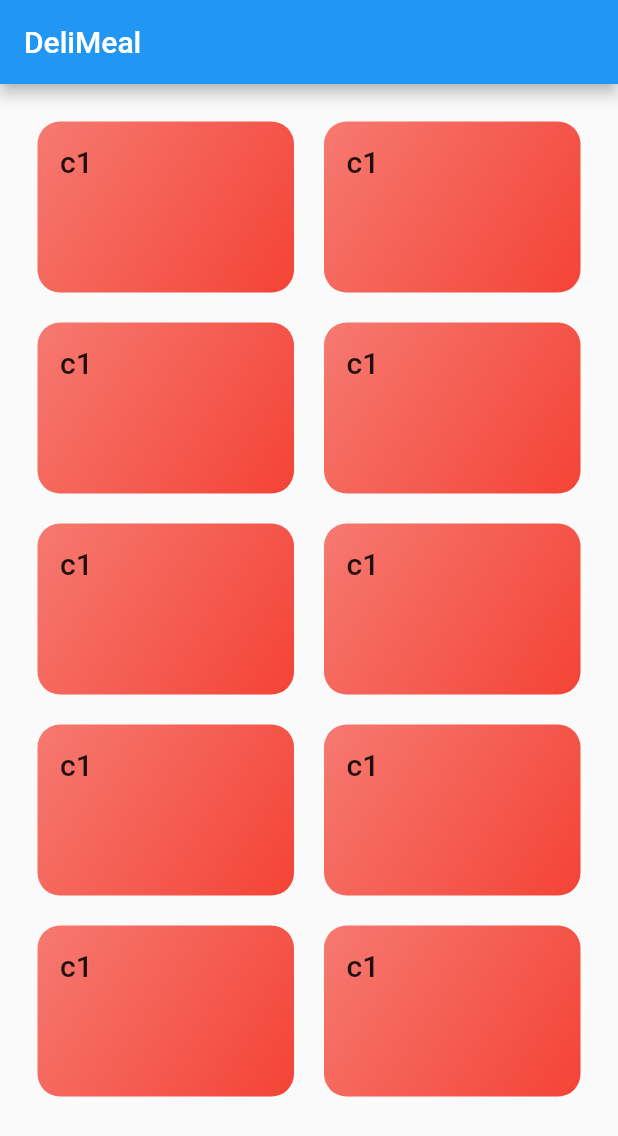
After one commit to offlineprogrammer/kidztokenz_app, a Flutter app: the KidzScreen screen opened directly, on a phone screen of 412 x 824 dp. The commit adds this screen. Shown: the top 1136 px of the screen. Run offline on Flutter 3.47's test engine with Material 2 defaults, Android fonts, the phone set to English and light mode, and no system bars; missing offline and left inert: amplify_analytics_pinpoint, amplify_auth_cognito, amplify_core.

Commit message:
Initi Kid List Screen

```diff
--- /dev/null
+++ b/lib/dummy_data.dart
@@ -0,0 +1,47 @@
+import 'package:flutter/material.dart';
+import 'package:intl/intl.dart';
+
+import 'models/kid.dart';
+
+const DUMMY_CATEGORIES = const [
+  Kid(
+    kidName: 'c1',
+    monsterImageResourceName: 'Italian',
+  ),
+  Kid(
+    kidName: 'c1',
+    monsterImageResourceName: 'Italian',
+  ),
+  Kid(
+    kidName: 'c1',
+    monsterImageResourceName: 'Italian',
+  ),
+  Kid(
+    kidName: 'c1',
+    monsterImageResourceName: 'Italian',
+  ),
+  Kid(
+    kidName: 'c1',
+    monsterImageResourceName: 'Italian',
+  ),
+  Kid(
+    kidName: 'c1',
+    monsterImageResourceName: 'Italian',
+  ),
+  Kid(
+    kidName: 'c1',
+    monsterImageResourceName: 'Italian',
+  ),
+  Kid(
+    kidName: 'c1',
+    monsterImageResourceName: 'Italian',
+  ),
+  Kid(
+    kidName: 'c1',
+    monsterImageResourceName: 'Italian',
+  ),
+  Kid(
+    kidName: 'c1',
+    monsterImageResourceName: 'Italian',
+  ),
+];
--- a/lib/models/kid.dart
+++ b/lib/models/kid.dart
@@ -1,3 +1,5 @@
+import 'package:flutter/material.dart';
+
 class Kid {
   final String kidName;
   final String monsterImageResourceName;
@@ -7,4 +9,15 @@ class Kid {
   final String tokenNumberImageResourceName;
   final int tokenNumber;
   final String kidUUID;
+
+  const Kid({
+    @required this.kidName,
+    @required this.monsterImageResourceName,
+    this.createdDate,
+    this.tokenImageResourceName = "",
+    this.badTokenImageResourceName = "",
+    this.tokenNumberImageResourceName = "",
+    this.tokenNumber = 0,
+    this.kidUUID = "",
+  });
 }
--- a/lib/widgets/confirm_signup.dart
+++ b/lib/widgets/confirm_signup.dart
@@ -1,6 +1,8 @@
 import 'package:amplify_auth_cognito/amplify_auth_cognito.dart';
 import 'package:amplify_core/amplify_core.dart';
 import 'package:flutter/material.dart';
+
+import 'kidz_screen.dart';
 
 class ConfirmSignup extends StatelessWidget {
   final codeController = TextEditingController();
@@ -13,6 +15,14 @@ class ConfirmSignup extends StatelessWidget {
       SignUpResult res = await Amplify.Auth.confirmSignUp(
           username: this.userName,
           confirmationCode: codeController.text.trim());
+
+      Navigator.of(context).pushReplacement(
+        MaterialPageRoute(
+          builder: (_) {
+            return KidzScreen();
+          },
+        ),
+      );
     } on AuthError catch (e) {
       print(e);
     }
@@ -41,7 +51,7 @@ class ConfirmSignup extends StatelessWidget {
               ),
             ),
             Text(
-              'Already registered? Sign In',
+              'I\'ll do it later ? Skip',
               style: Theme.of(context).textTheme.subtitle1,
             ),
           ],
--- a/lib/widgets/kid_item.dart
+++ b/lib/widgets/kid_item.dart
@@ -1,10 +1,35 @@
 import 'package:flutter/material.dart';
 
 class KidItem extends StatelessWidget {
-  final String kidName,
-  final String kidImage,
+  final String kidName;
+  final String kidImage;
+
+  KidItem(this.kidName, this.kidImage);
+
   @override
   Widget build(BuildContext context) {
-    return Container();
+    return InkWell(
+      onTap: () => () {},
+      splashColor: Theme.of(context).primaryColor,
+      borderRadius: BorderRadius.circular(15),
+      child: Container(
+        padding: const EdgeInsets.all(15),
+        child: Text(
+          kidName,
+          style: Theme.of(context).textTheme.title,
+        ),
+        decoration: BoxDecoration(
+          gradient: LinearGradient(
+            colors: [
+              Colors.red.withOpacity(0.7),
+              Colors.red,
+            ],
+            begin: Alignment.topLeft,
+            end: Alignment.bottomRight,
+          ),
+          borderRadius: BorderRadius.circular(15),
+        ),
+      ),
+    );
   }
 }
--- /dev/null
+++ b/lib/widgets/kidz_screen.dart
@@ -0,0 +1,32 @@
+import 'package:flutter/material.dart';
+import 'package:kidztokenz_app/widgets/kid_item.dart';
+
+import '../dummy_data.dart';
+
+class KidzScreen extends StatelessWidget {
+  @override
+  Widget build(BuildContext context) {
+    return Scaffold(
+      appBar: AppBar(
+        title: const Text('DeliMeal'),
+      ),
+      body: GridView(
+        padding: const EdgeInsets.all(25),
+        children: DUMMY_CATEGORIES
+            .map(
+              (catData) => KidItem(
+                catData.kidName,
+                catData.monsterImageResourceName,
+              ),
+            )
+            .toList(),
+        gridDelegate: SliverGridDelegateWithMaxCrossAxisExtent(
+          maxCrossAxisExtent: 200,
+          childAspectRatio: 3 / 2,
+          crossAxisSpacing: 20,
+          mainAxisSpacing: 20,
+        ),
+      ),
+    );
+  }
+}
--- a/lib/widgets/sign_up.dart
+++ b/lib/widgets/sign_up.dart
@@ -93,6 +93,7 @@ class _SignUpViewState extends State<SignUpView> {
             TextField(
               decoration: InputDecoration(labelText: 'Email'),
               controller: emailController,
+              keyboardType: TextInputType.emailAddress,
             ),
             TextField(
               obscureText: true,
```
